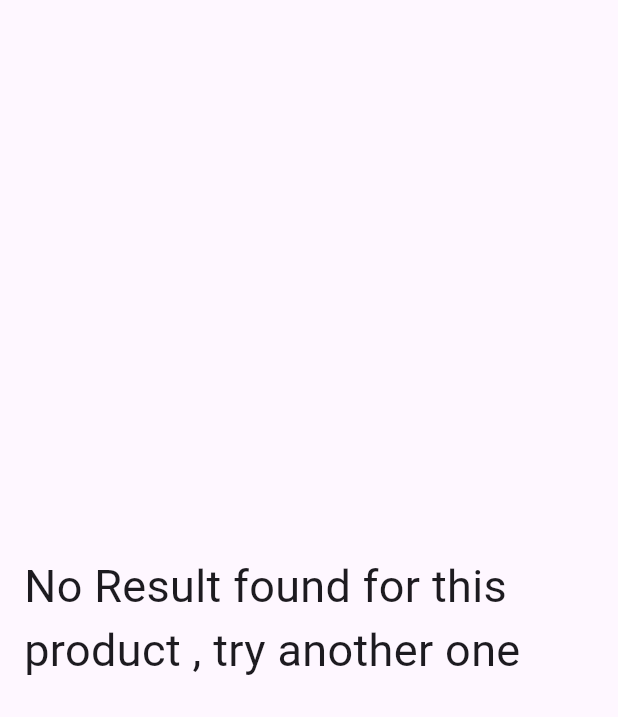
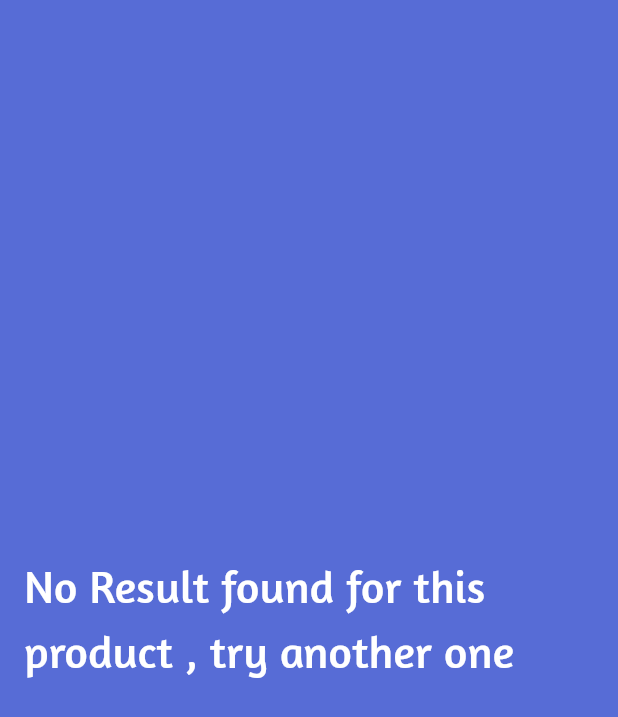
Before and after one commit to Roqaia2005/mobile_project, a Flutter app: the NoResultBody screen opened directly, on a phone screen of 412 x 824 dp. Shown: the top 717 px of the screen. Run offline on Flutter 3.47's test engine with Material 3 defaults, Android fonts, the phone set to English and light mode, and no system bars; our stand-ins replace animated_text_kit, bloc, flutter_bloc, modal_progress_hud_nsn.

Commit message:
some changes in searchingBody,noResultBody

```diff
--- a/flutter_project/lib/widgets/noResultBody.dart
+++ b/flutter_project/lib/widgets/noResultBody.dart
@@ -1,13 +1,14 @@
 import 'package:flutter/material.dart';
 
 class NoResultBody extends StatelessWidget {
-  const NoResultBody({
-    super.key,
-  });
+  const NoResultBody({super.key});
 
   @override
   Widget build(BuildContext context) {
-    return const Padding(
+    return Scaffold(
+      backgroundColor: Color(0xff576CD6),
+
+      body: const Padding(
         padding: EdgeInsets.symmetric(horizontal: 16),
         child: Center(
           child: Column(
@@ -17,11 +18,14 @@ class NoResultBody extends StatelessWidget {
                 'No Result found for this product , try another one',
                 style: TextStyle(
                   fontSize: 30,
+                  color: Colors.white,
+                  fontFamily: "Amaranth-Regular",
                 ),
               ),
             ],
           ),
         ),
+      ),
     );
   }
 }
```
Also changed, not shown: flutter_project/lib/widgets/searchingBody.dart (+9 -6 lines). Lines whose indentation alone changed are shown as unchanged.
